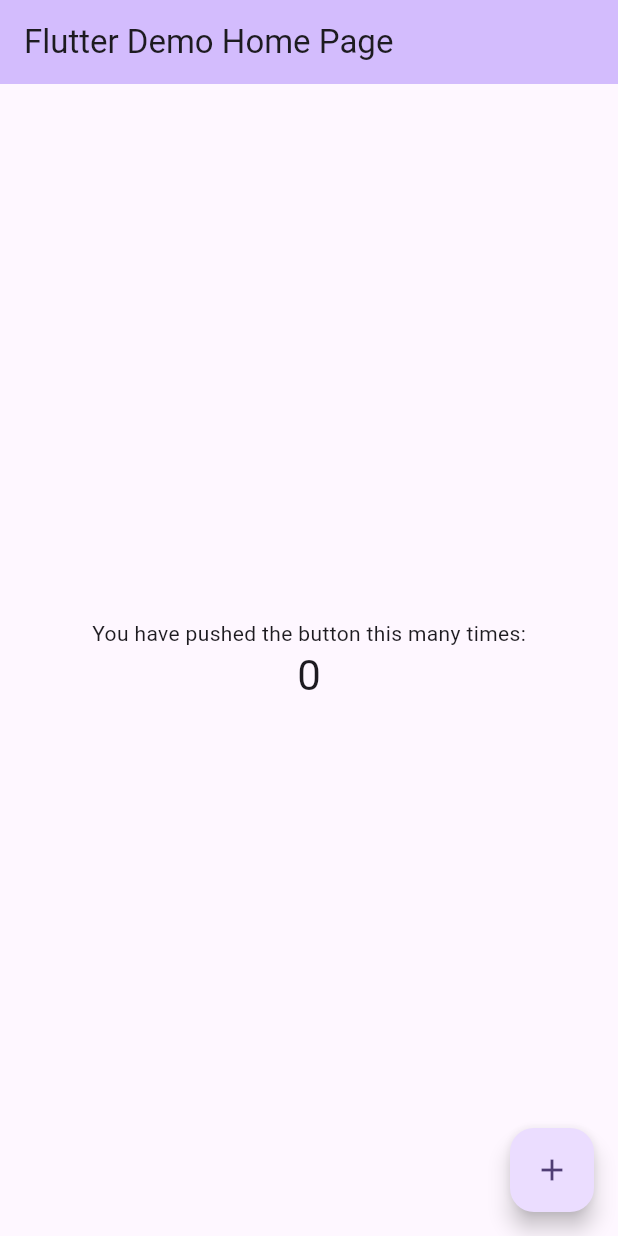
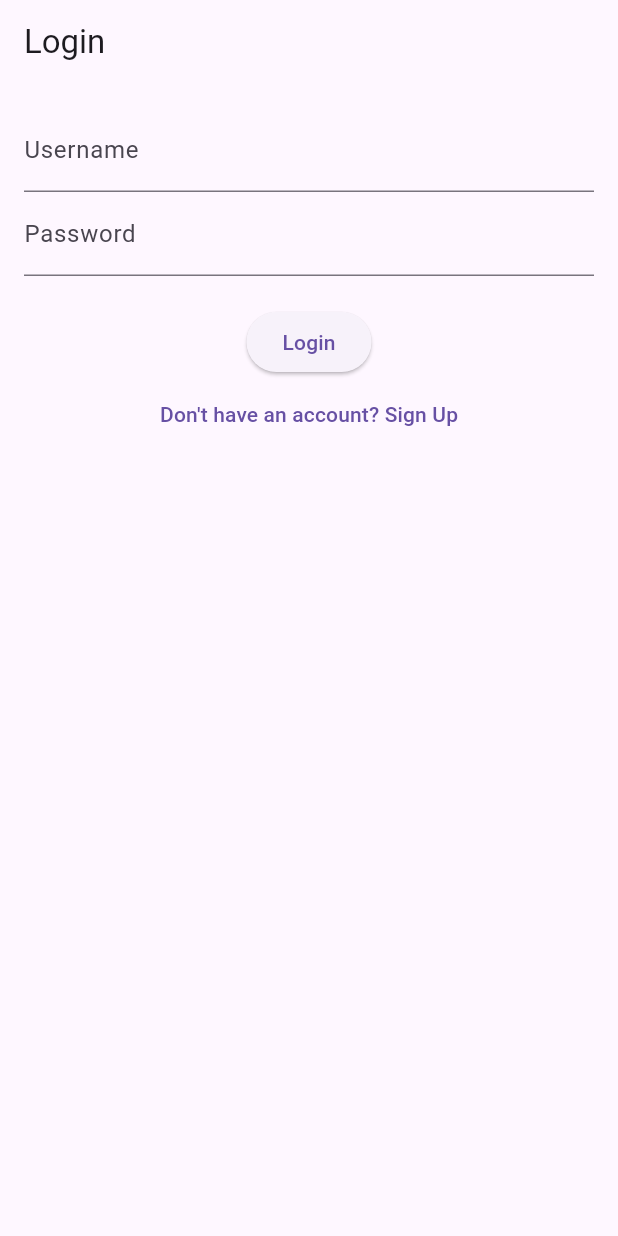
Before and after one commit to riyad-from-space/Sheba-Ai-Practice, a Flutter app: the screen it shows after launch, on a phone screen of 412 x 824 dp. Run offline on Flutter 3.47's test engine with Material 3 defaults, Android fonts, the phone set to English and light mode, and no system bars; our stand-ins replace dio, flutter_riverpod, flutter_secure_storage, freezed_annotation, retrofit; generated files the repository leaves out were written again.

Commit message:
Signup Login Successful

```diff
--- a/lib/main.dart
+++ b/lib/main.dart
@@ -1,125 +1,29 @@
+// lib/main.dart
 import 'package:flutter/material.dart';
+import 'package:flutter_riverpod/flutter_riverpod.dart';
+import 'package:sheba_ai/presentation/screens/auth/login_screen.dart';
+import 'package:sheba_ai/presentation/screens/auth/signup_screen.dart';
+import 'package:sheba_ai/presentation/screens/home_screen.dart';
+
 
 void main() {
-  runApp(const MyApp());
+  runApp(const ProviderScope(child: MyApp()));
 }
 
 class MyApp extends StatelessWidget {
   const MyApp({super.key});
 
-  // This widget is the root of your application.
   @override
   Widget build(BuildContext context) {
     return MaterialApp(
-      title: 'Flutter Demo',
-      theme: ThemeData(
-        // This is the theme of your application.
-        //
-        // TRY THIS: Try running your application with "flutter run". You'll see
-        // the application has a purple toolbar. Then, without quitting the app,
-        // try changing the seedColor in the colorScheme below to Colors.green
-        // and then invoke "hot reload" (save your changes or press the "hot
-        // reload" button in a Flutter-supported IDE, or press "r" if you used
-        // the command line to start the app).
-        //
-        // Notice that the counter didn't reset back to zero; the application
-        // state is not lost during the reload. To reset the state, use hot
-        // restart instead.
-        //
-        // This works for code too, not just values: Most code changes can be
-        // tested with just a hot reload.
-        colorScheme: ColorScheme.fromSeed(seedColor: Colors.deepPurple),
-        useMaterial3: true,
-      ),
-      home: const MyHomePage(title: 'Flutter Demo Home Page'),
+      title: 'Sheba AI App',
+      theme: ThemeData(primarySwatch: Colors.blue),
+      home: const LoginScreen(),
+      routes: {
+        '/login': (context) => const LoginScreen(),
+        '/signup': (context) => const SignupScreen(),
+        '/home': (context) => const HomeScreen(),
+      },
     );
   }
 }
-
-class MyHomePage extends StatefulWidget {
-  const MyHomePage({super.key, required this.title});
-
-  // This widget is the home page of your application. It is stateful, meaning
-  // that it has a State object (defined below) that contains fields that affect
-  // how it looks.
-
-  // This class is the configuration for the state. It holds the values (in this
-  // case the title) provided by the parent (in this case the App widget) and
-  // used by the build method of the State. Fields in a Widget subclass are
-  // always marked "final".
-
-  final String title;
-
-  @override
-  State<MyHomePage> createState() => _MyHomePageState();
-}
-
-class _MyHomePageState extends State<MyHomePage> {
-  int _counter = 0;
-
-  void _incrementCounter() {
-    setState(() {
-      // This call to setState tells the Flutter framework that something has
-      // changed in this State, which causes it to rerun the build method below
-      // so that the display can reflect the updated values. If we changed
-      // _counter without calling setState(), then the build method would not be
-      // called again, and so nothing would appear to happen.
-      _counter++;
-    });
-  }
-
-  @override
-  Widget build(BuildContext context) {
-    // This method is rerun every time setState is called, for instance as done
-    // by the _incrementCounter method above.
-    //
-    // The Flutter framework has been optimized to make rerunning build methods
-    // fast, so that you can just rebuild anything that needs updating rather
-    // than having to individually change instances of widgets.
-    return Scaffold(
-      appBar: AppBar(
-        // TRY THIS: Try changing the color here to a specific color (to
-        // Colors.amber, perhaps?) and trigger a hot reload to see the AppBar
-        // change color while the other colors stay the same.
-        backgroundColor: Theme.of(context).colorScheme.inversePrimary,
-        // Here we take the value from the MyHomePage object that was created by
-        // the App.build method, and use it to set our appbar title.
-        title: Text(widget.title),
-      ),
-      body: Center(
-        // Center is a layout widget. It takes a single child and positions it
-        // in the middle of the parent.
-        child: Column(
-          // Column is also a layout widget. It takes a list of children and
-          // arranges them vertically. By default, it sizes itself to fit its
-          // children horizontally, and tries to be as tall as its parent.
-          //
-          // Column has various properties to control how it sizes itself and
-          // how it positions its children. Here we use mainAxisAlignment to
-          // center the children vertically; the main axis here is the vertical
-          // axis because Columns are vertical (the cross axis would be
-          // horizontal).
-          //
-          // TRY THIS: Invoke "debug painting" (choose the "Toggle Debug Paint"
-          // action in the IDE, or press "p" in the console), to see the
-          // wireframe for each widget.
-          mainAxisAlignment: MainAxisAlignment.center,
-          children: <Widget>[
-            const Text(
-              'You have pushed the button this many times:',
-            ),
-            Text(
-              '$_counter',
-              style: Theme.of(context).textTheme.headlineMedium,
-            ),
-          ],
-        ),
-      ),
-      floatingActionButton: FloatingActionButton(
-        onPressed: _incrementCounter,
-        tooltip: 'Increment',
-        child: const Icon(Icons.add),
-      ), // This trailing comma makes auto-formatting nicer for build methods.
-    );
-  }
-}
--- /dev/null
+++ b/lib/presentation/screens/auth/login_screen.dart
@@ -0,0 +1,76 @@
+// lib/presentation/screens/auth/login_screen.dart
+import 'package:flutter/material.dart';
+import 'package:flutter_riverpod/flutter_riverpod.dart';
+import 'package:sheba_ai/presentation/providers/auth_provider.dart';
+
+
+class LoginScreen extends ConsumerStatefulWidget {
+  const LoginScreen({super.key});
+
+  @override
+  ConsumerState<LoginScreen> createState() => _LoginScreenState();
+}
+
+class _LoginScreenState extends ConsumerState<LoginScreen> {
+  final _usernameController = TextEditingController();
+  final _passwordController = TextEditingController();
+
+  @override
+  Widget build(BuildContext context) {
+    final authState = ref.watch(authViewModelProvider);
+    final authViewModel = ref.read(authViewModelProvider.notifier);
+
+    // Listen for authentication changes
+    ref.listen(authViewModelProvider, (previous, next) {
+      if (next.isAuthenticated) {
+        // Navigate to home screen
+        Navigator.pushReplacementNamed(context, '/home');
+      }
+      if (next.error != null) {
+        ScaffoldMessenger.of(context).showSnackBar(
+          SnackBar(content: Text(next.error!)),
+        );
+      }
+    });
+
+    return Scaffold(
+      appBar: AppBar(title: const Text('Login')),
+      body: Padding(
+        padding: const EdgeInsets.all(16),
+        child: Column(
+          children: [
+            TextField(
+              controller: _usernameController,
+              decoration: const InputDecoration(labelText: 'Username'),
+            ),
+            TextField(
+              controller: _passwordController,
+              decoration: const InputDecoration(labelText: 'Password'),
+              obscureText: true,
+            ),
+            const SizedBox(height: 20),
+            ElevatedButton(
+              onPressed: authState.isLoading
+                  ? null
+                  : () {
+                      authViewModel.login(
+                        _usernameController.text,
+                        _passwordController.text,
+                      );
+                    },
+              child: authState.isLoading
+                  ? const CircularProgressIndicator()
+                  : const Text('Login'),
+            ),
+              TextButton(
+                onPressed: () {
+                  Navigator.pushReplacementNamed(context, '/signup');
+                },
+                child: const Text("Don't have an account? Sign Up"),
+              ),
+          ],
+        ),
+      ),
+    );
+  }
+}
```
Also changed, not shown: lib/core/network/auth_interceptor.dart (added, +39 -0 lines), lib/data/repositories/auth_repositories.dart (added, +51 -0 lines), lib/presentation/providers/auth_provider.dart (added, +40 -0 lines), lib/presentation/screens/auth/signup_screen.dart (added, +93 -0 lines), lib/presentation/screens/home_screen.dart (added, +15 -0 lines), lib/presentation/viewmodels/auth_viewmodel.dart (added, +112 -0 lines), pubspec.lock.
